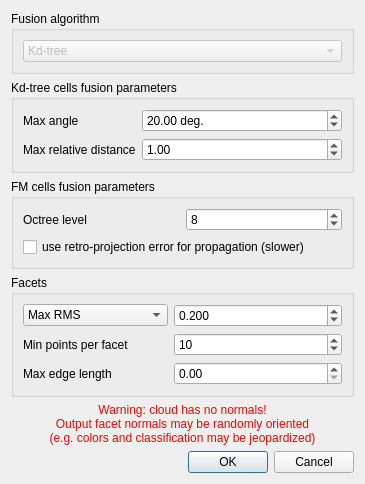
Above: plugins/qFacets/cellsFusionDlg.ui from CloudCompare/CloudCompare before the change. Below: the same form after it.
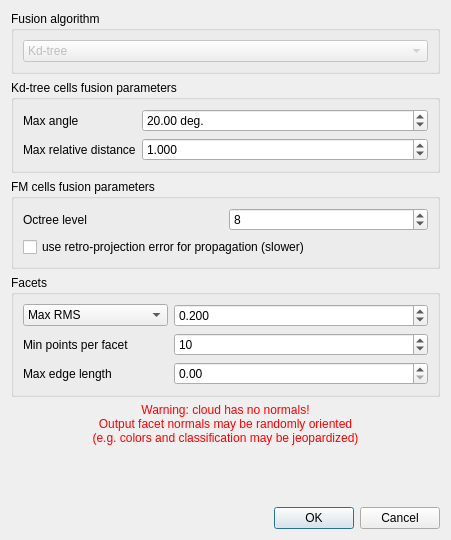
That is the form after the change. Custom widgets are drawn as their Qt base class.

Commit message: fix facets transformation

The edit to the form file:
```diff
--- a/plugins/qFacets/cellsFusionDlg.ui
+++ b/plugins/qFacets/cellsFusionDlg.ui
@@ -6,8 +6,8 @@
    <rect>
     <x>0</x>
     <y>0</y>
-    <width>365</width>
-    <height>437</height>
+    <width>451</width>
+    <height>540</height>
    </rect>
   </property>
   <property name="windowTitle">
@@ -89,8 +89,14 @@
       </item>
       <item row="1" column="1">
        <widget class="QDoubleSpinBox" name="maxRelativeDistDoubleSpinBox">
+        <property name="decimals">
+         <number>3</number>
+        </property>
         <property name="minimum">
-         <double>0.050000000000000</double>
+         <double>0.001000000000000</double>
+        </property>
+        <property name="maximum">
+         <double>10000.000000000000000</double>
         </property>
         <property name="singleStep">
          <double>0.050000000000000</double>
```
The commit also changes 2 other files.
